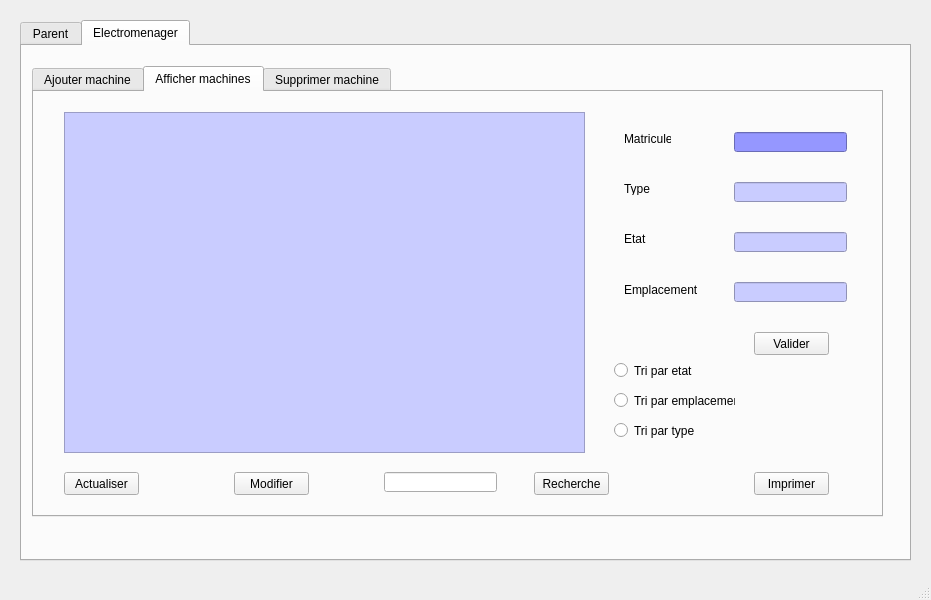
soumaya-nheri/Smart-parental-monitoring-system-2A28, file family_watch/mainwindow.ui: the form before one commit.
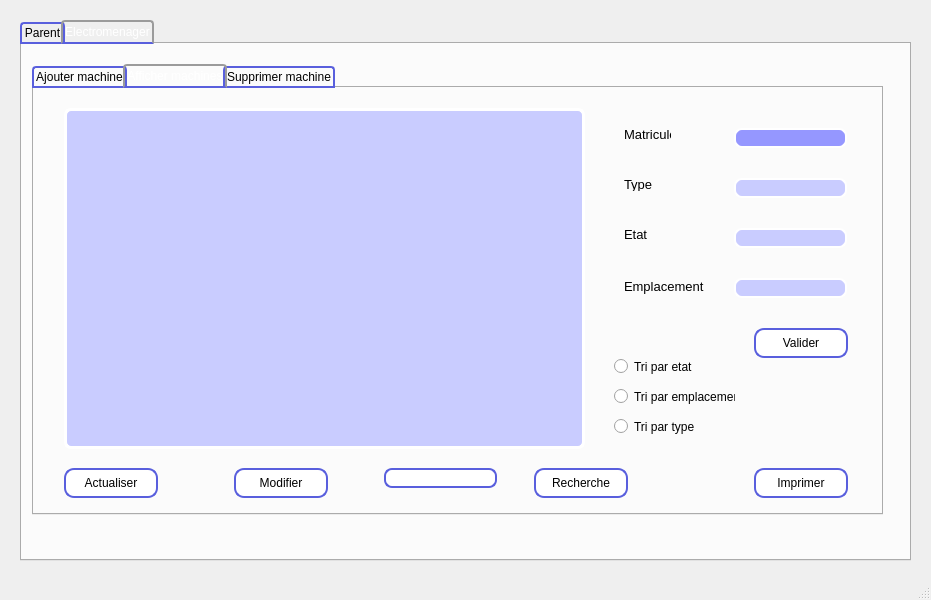
The form after the commit. The open tabs and pages were chosen to show the change. Icons and pictures are not drawn.

Patch:
```diff
--- a/family_watch/mainwindow.ui
+++ b/family_watch/mainwindow.ui
@@ -13,6 +13,153 @@
   <property name="windowTitle">
    <string>MainWindow</string>
   </property>
+  <property name="styleSheet">
+   <string notr="true">#centralwidget {
+background-image: url(&quot;fond.png&quot;);
+}
+#tab_3 #tab_4  #tab_5{
+background: transparent;
+}
+#tab_parents{
+background: transparent;
+}
+#ajourterParents{
+background: transparent;
+}
+#afficherParents{
+background: transparent;
+}
+#afficherMachine{
+background: transparent;
+}
+#supprimerParents{
+background: transparent;
+}
+#QGroupBox{
+background: transparent;
+}
+QTabWidget::pane { /* The tab widget frame */
+     border-top: 2px solid #aaaaff;
+background-image: url(&quot;fond.png&quot;);
+ }
+
+ 
+QTabBar::tab {
+     background: qlineargradient(x1: 0, y1: 0, x2: 0, y2: 1,
+                                 stop: 0 #E1E1E1, stop: 0.4 #DDDDDD,
+                                 stop: 0.5 #D8D8D8, stop: 1.0 #D3D3D3);
+     border: 2px solid #595fdd;
+     border-bottom-color: #595fdd; /* same as the pane color */
+     border-top-left-radius: 4px;
+     border-top-right-radius: 4px;
+     min-width: 8ex;
+     padding: 2px;
+
+ }
+ 
+ QTabBar::tab:selected, QTabBar::tab:hover {
+     background: qlineargradient(x1: 0, y1: 0, x2: 0, y2: 1,
+                                 stop: 0 #aaaaff, stop: 0.4 #aaaaff,
+                                 stop: 0.5 #aaaaff, stop: 1.0 #aaaaff);
+	color:white; 
+}
+ 
+ QTabBar::tab:selected {
+     border-color: #9B9B9B;
+     border-bottom-color: #595fdd; /* same as pane color */
+ }
+ 
+ QTabBar::tab:!selected {
+     margin-top: 2px; /* make non-selected tabs look smaller */
+ }
+ 
+ /* make use of negative margins for overlapping tabs */
+ QTabBar::tab:selected {
+     /* expand/overlap to the left and right by 4px */
+     margin-left: -4px;
+     margin-right: -4px;
+ }
+ 
+ QTabBar::tab:first:selected {
+     margin-left: 0; /* the first selected tab has nothing to overlap with on the left */
+ }
+ 
+ QTabBar::tab:last:selected {
+     margin-right: 0; /* the last selected tab has nothing to overlap with on the right */
+ }
+ 
+ QTabBar::tab:only-one {
+     margin: 0; /* if there is only one tab, we don't want overlapping margins */
+}
+
+ 
+
+QTableView {border: 3px solid #595fdd;text-align: top;padding: 4px;border-radius: 7px;border-bottom-left-radius: 7px;background: #fff;opacity:0.5;width: 15px;}
+QTableView::item:focus{selection-background-color: #8FE585;}
+
+#MyLoginForm {
+background: red;
+}
+
+#mainFrame {
+border: 3px solid red;
+border-radius: 40px;
+background: white;
+}
+QLineEdit {
+padding: 1px;
+border-style: solid;
+border: 2px solid #595fdd;
+border-radius: 8px;
+}
+QTextEdit {
+padding: 1px;
+border-style: solid;
+border: 2px solid #595fdd;
+border-radius: 8px;
+}
+QDateEdit {
+padding: 1px;
+border-style: solid;
+border: 2px solid #595fdd;
+border-radius: 8px;
+}
+QTimeEdit {
+padding: 1px;
+border-style: solid;
+border: 2px solid #595fdd;
+border-radius: 8px;
+}
+
+QPushButton {
+color: black;
+  background: white;
+
+border-width: 2px;
+border-color: #595fdd;
+border-style: solid;
+border-radius: 10;
+padding: 3px;
+font-size: 12px;
+padding-left: 5px;
+padding-right: 5px;
+min-width: 80px;
+max-width:1800px;
+min-height: 20px;
+max-height: 20px;
+}
+QLabel {
+font-weight: blue;
+font-size: 13px;
+}
+QPushButton:hover { background-color: #595fdd; }
+QComboBox{
+border-style: solid;
+border: 2px solid #595fdd;
+
+
+ }</string>
+  </property>
   <widget class="QWidget" name="centralwidget">
    <widget class="QTabWidget" name="tabWidget_gestionOumayma">
     <property name="geometry">
@@ -829,8 +976,8 @@
          <rect>
           <x>30</x>
           <y>380</y>
-          <width>75</width>
-          <height>23</height>
+          <width>94</width>
+          <height>30</height>
          </rect>
         </property>
         <property name="text">
@@ -842,8 +989,8 @@
          <rect>
           <x>200</x>
           <y>380</y>
-          <width>75</width>
-          <height>23</height>
+          <width>94</width>
+          <height>30</height>
          </rect>
         </property>
         <property name="text">
@@ -911,8 +1058,8 @@
          <rect>
           <x>720</x>
           <y>240</y>
-          <width>75</width>
-          <height>23</height>
+          <width>94</width>
+          <height>30</height>
          </rect>
         </property>
         <property name="text">
@@ -924,8 +1071,8 @@
          <rect>
           <x>720</x>
           <y>380</y>
-          <width>75</width>
-          <height>23</height>
+          <width>94</width>
+          <height>30</height>
          </rect>
         </property>
         <property name="text">
@@ -1028,8 +1175,8 @@
          <rect>
           <x>500</x>
           <y>380</y>
-          <width>75</width>
-          <height>23</height>
+          <width>94</width>
+          <height>30</height>
          </rect>
         </property>
         <property name="text">
```
Left out of the diff: 60 changed lines with no effect on the pictures.
